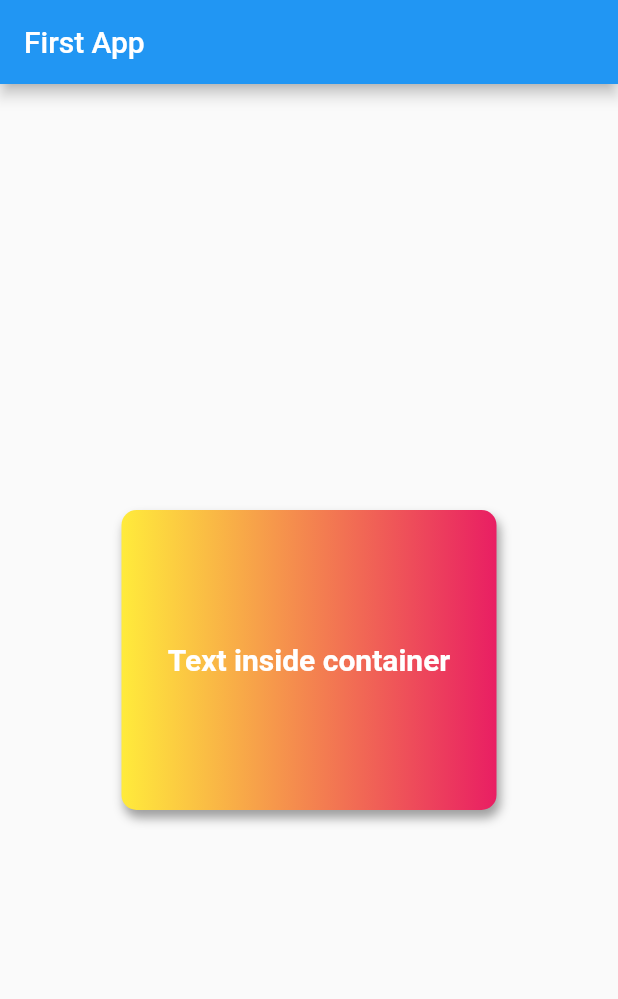
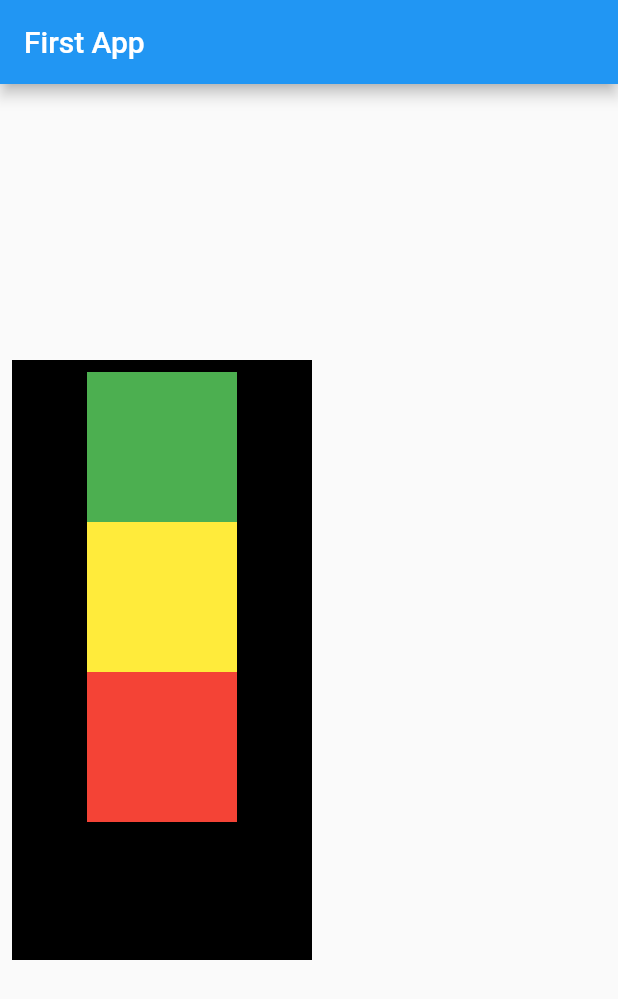
Before and after one commit to maheshoz/learnig-flutter, a Flutter app: the screen it shows after launch, on a phone screen of 412 x 824 dp. Shown: the top 999 px of the screen. Run offline on Flutter 3.47's test engine with Material 2 defaults, Android fonts, the phone set to English and light mode, and no system bars.

Commit message:
learned about Row, Column, Align widgets

```diff
--- a/lib/main.dart
+++ b/lib/main.dart
@@ -11,36 +11,46 @@ class HomePage extends StatelessWidget {
   @override
   Widget build(BuildContext context) {
     return Scaffold(
-        appBar: AppBar(
-          title: Text("First App"),
-        ),
-        body: Center(
+      appBar: AppBar(
+        title: Text("First App"),
+      ),
+      body: Padding(
+        padding: const EdgeInsets.all(8.0),
+        child: Align(
+          alignment: Alignment.centerLeft,
           child: Container(
-            width: 250,
-            height: 200,
-            alignment: Alignment.center,
-            decoration: BoxDecoration(
-              // shape: BoxShape.circle,
-              color: Colors.teal,
-              borderRadius: BorderRadius.circular(10),
-              boxShadow: [
-                BoxShadow(
-                    color: Colors.grey[500],
-                    blurRadius: 5,
-                    offset: Offset(2.0, 5.0))
-              ],
-              gradient: LinearGradient(colors: [Colors.yellow, Colors.pink]),
-            ),
-            padding: const EdgeInsets.all(8),
-            child: Text(
-              "Text inside container",
-              style: TextStyle(
-                color: Colors.white,
-                fontWeight: FontWeight.bold,
-                fontSize: 20,
+            color: Colors.black,
+            // width: MediaQuery.of(context).size.width,
+            // height: MediaQuery.of(context).size.height,
+            width: 200,
+            height: 400,
+            child: Padding(
+              padding: const EdgeInsets.all(8.0),
+              child: Column(
+                mainAxisAlignment: MainAxisAlignment.start,
+                crossAxisAlignment: CrossAxisAlignment.center,
+                children: [
+                  Container(
+                    width: 100,
+                    height: 100,
+                    color: Colors.green,
+                  ),
+                  Container(
+                    width: 100,
+                    height: 100,
+                    color: Colors.yellow,
+                  ),
+                  Container(
+                    width: 100,
+                    height: 100,
+                    color: Colors.red,
+                  ),
+                ],
               ),
             ),
           ),
-        ));
+        ),
+      ),
+    );
   }
 }
```
Also changed, not shown: 1 other file.
